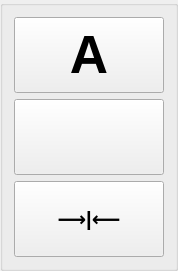
eringerli/QtOpenGuidance, file src/gui/GlobalPlannerToolbar.ui: the form before one commit.
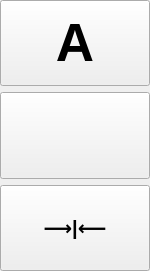
The form after the commit. Icons and pictures are not drawn.

Commit message: various GUI related changes (margins, renamed classes, etc)

Diff of the .ui file:
```diff
--- a/src/gui/GlobalPlannerToolbar.ui
+++ b/src/gui/GlobalPlannerToolbar.ui
@@ -1,7 +1,7 @@
 <?xml version="1.0" encoding="UTF-8"?>
 <ui version="4.0">
  <class>GlobalPlannerToolbar</class>
- <widget class="QGroupBox" name="GlobalPlannerToolbar">
+ <widget class="QWidget" name="GlobalPlannerToolbar">
   <property name="geometry">
    <rect>
     <x>0</x>
@@ -14,6 +14,18 @@
    <string>GroupBox</string>
   </property>
   <layout class="QVBoxLayout" name="verticalLayout">
+   <property name="leftMargin">
+    <number>0</number>
+   </property>
+   <property name="topMargin">
+    <number>0</number>
+   </property>
+   <property name="rightMargin">
+    <number>0</number>
+   </property>
+   <property name="bottomMargin">
+    <number>0</number>
+   </property>
    <item>
     <widget class="QPushButton" name="pbAB">
      <property name="enabled">
```
The commit also changes 23 other files.
